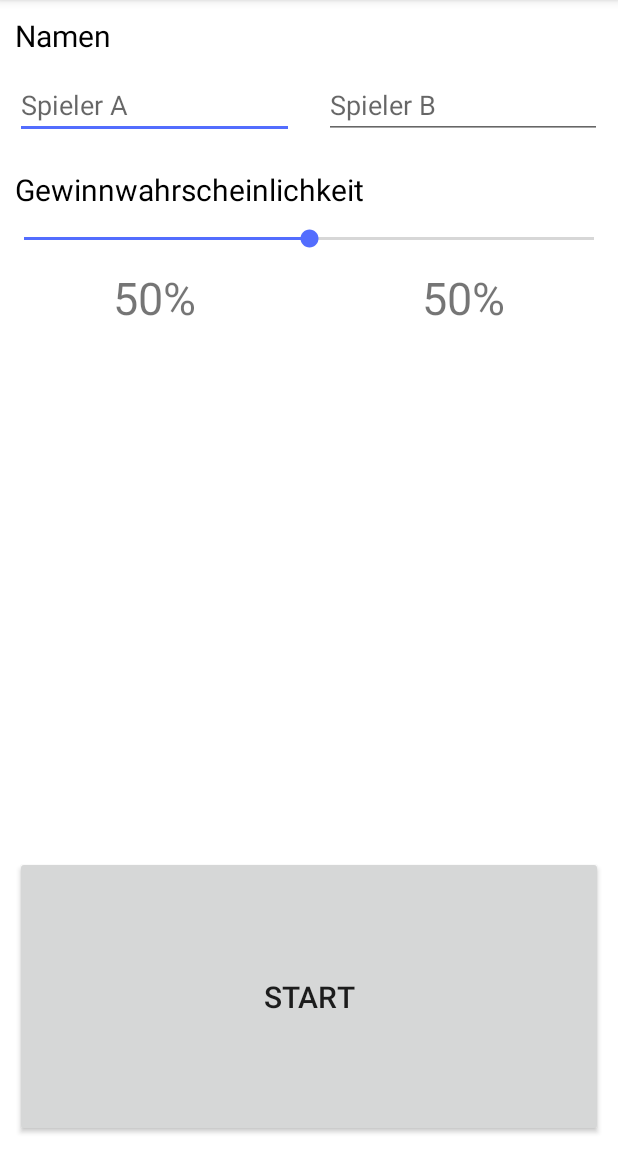
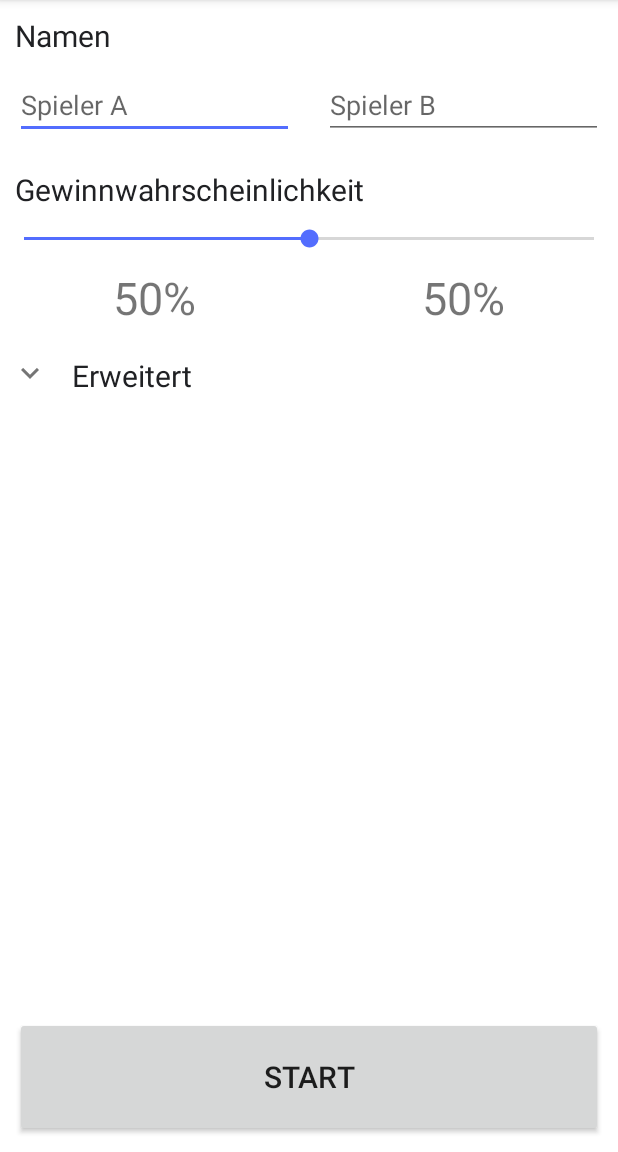
Before and after one commit to MDeiml/Richard, an Android app: the NewGameActivity screen opened directly, with no data from a screen before it, on a phone screen of 412 x 824 dp, the part 84-1236 px from its top. Run offline under Robolectric (Android 15) with nearby library versions, the phone set to English and light mode, and no system bars.

Commit message:
Advanced match options

```diff
--- a/app/src/main/java/com/mdeiml/richard/MarkovMatrix.java
+++ b/app/src/main/java/com/mdeiml/richard/MarkovMatrix.java
@@ -138,14 +138,8 @@ public class MarkovMatrix {
         return getPropabilities(r, q);
     }
 
-    public static int getMatchMatrixIndex(int setsI, int setsJ) {
-        switch(setsI+"-"+setsJ) {
-            case "0-0": return 0;
-            case "0-1": return 1;
-            case "1-0": return 2;
-            case "1-1": return 3;
-            default: throw new RuntimeException("FAIL");
-        }
+    public static int getMatchMatrixIndex(int setsI, int setsJ, int n) {
+        return setsI * n + setsJ;
     }
 
     public static int getSetMatrixIndex(int gamesI, int gamesJ) {
--- a/app/src/main/java/com/mdeiml/richard/Match.java
+++ b/app/src/main/java/com/mdeiml/richard/Match.java
@@ -205,8 +205,8 @@ public class Match {
             byte[] totalSets = totalSets();
             byte s1 = totalSets[0];
             byte s2 = totalSets[1];
-            double pm1 = s1 == 1 ? 1 : matM.getEntry(MarkovMatrix.getMatchMatrixIndex(s1+1, s2), 0);
-            double pm2 = s2 == 1 ? 0 : matM.getEntry(MarkovMatrix.getMatchMatrixIndex(s1, s2+1), 0);
+            double pm1 = s1 == 1 ? 1 : matM.getEntry(MarkovMatrix.getMatchMatrixIndex(s1+1, s2, numSets), 0);
+            double pm2 = s2 == 1 ? 0 : matM.getEntry(MarkovMatrix.getMatchMatrixIndex(s1, s2+1, numSets), 0);
             double ps = getCurrentSet().getWinProb(matG1, matG2, matT1, matT2, matMT1, matMT2, matS1, matS2);
             return (float)(ps * pm1 + (1 - ps) * pm2);
         }
--- a/app/src/main/java/com/mdeiml/richard/NewGameActivity.java
+++ b/app/src/main/java/com/mdeiml/richard/NewGameActivity.java
@@ -29,6 +29,9 @@ public class NewGameActivity extends AppCompatActivity {
     private AppCompatSeekBar matchProp;
     private TextView matchPropI;
     private TextView matchPropJ;
+    private View expandHeader;
+    private View advancedSettings;
+    private Spinner matchType;
 
     private SavedMatchesDbHelper dbHelper;
 
@@ -50,7 +53,12 @@ public class NewGameActivity extends AppCompatActivity {
         matchPropI = (TextView)findViewById(R.id.matchPropI);
         matchPropJ = (TextView)findViewById(R.id.matchPropJ);
         Toolbar toolbar = (Toolbar)findViewById(R.id.toolbar);
+        expandHeader = findViewById(R.id.expand_header);
+        advancedSettings = findViewById(R.id.advanced_settings);
+        matchType = (Spinner) findViewById(R.id.match_type);
+
         setSupportActionBar(toolbar);
+
         matchProp.setOnSeekBarChangeListener(new OnSeekBarChangeListener() {
             @Override
             public void onStartTrackingTouch(SeekBar p1) {
@@ -139,6 +147,24 @@ public class NewGameActivity extends AppCompatActivity {
             }
         });
 
+        expandHeader.setOnClickListener(new View.OnClickListener() {
+            public void onClick(View v) {
+                if (advancedSettings.getVisibility() == View.GONE) {
+                    advancedSettings.setVisibility(View.VISIBLE);
+                    advancedSettings.animate().setDuration(200).alpha(1.0f);
+                } else {
+                    advancedSettings.animate().setDuration(200).alpha(0.0f).withEndAction(new Runnable() {
+                        public void run() {
+                            advancedSettings.setVisibility(View.GONE);
+                        }
+                    });
+                }
+            }
+        });
+
+        ArrayAdapter matchTypeAdapter = new ArrayAdapter(this, android.R.layout.simple_spinner_item, new String[] { "Best of 3 - Matchtiebreak", "Best of 3", "Best of 5" });
+        matchTypeAdapter.setDropDownViewResource(android.R.layout.simple_spinner_dropdown_item);
+        matchType.setAdapter(matchTypeAdapter);
     }
 
     public void addElos(HashMap<String, Double> newElos) {
--- /dev/null
+++ b/app/src/main/res/drawable/chevron_down.xml
@@ -0,0 +1,8 @@
+<!-- drawable/chevron-down.xml -->
+<vector xmlns:android="http://schemas.android.com/apk/res/android"
+    android:height="24dp"
+    android:width="24dp"
+    android:viewportWidth="24"
+    android:viewportHeight="24">
+    <path android:fillColor="#000" android:pathData="M7.41,8.58L12,13.17L16.59,8.58L18,10L12,16L6,10L7.41,8.58Z" />
+</vector>
--- a/app/src/main/res/layout/newgame.xml
+++ b/app/src/main/res/layout/newgame.xml
@@ -11,39 +11,44 @@
         android:layout_width="fill_parent"
         android:layout_height="?attr/actionBarSize"/>
 
-    <TableLayout
+    <LinearLayout
+        android:orientation="vertical"
+        android:layout_weight="1"
         android:layout_width="fill_parent"
-        android:layout_height="0dp"
-        android:layout_weight="3"
-        android:stretchColumns="*">
+        android:layout_height="wrap_content">
         <TextView
             android:layout_width="fill_parent"
             android:layout_height="wrap_content"
             android:layout_marginLeft="10dp"
             android:layout_marginTop="10dp"
-            android:textColor="#000000"
+            android:textColor="@color/textHeading"
             android:text="@string/names"
             android:textSize="20sp" />
-        <TableRow>
+        <LinearLayout
+            android:orientation="horizontal"
+            android:layout_width="fill_parent"
+            android:layout_height="wrap_content">
             <AutoCompleteTextView
                 android:id="@+id/nameI"
-                android:layout_width="fill_parent"
+                android:layout_width="0dp"
                 android:layout_height="wrap_content"
                 android:layout_margin="10dp"
+                android:layout_weight="1"
                 android:hint="@string/player1Hint"/>
             <AutoCompleteTextView
                 android:id="@+id/nameJ"
-                android:layout_width="fill_parent"
+                android:layout_width="0dp"
                 android:layout_height="wrap_content"
                 android:layout_margin="10dp"
+                android:layout_weight="1"
                 android:hint="@string/player2Hint"/>
-        </TableRow>
+        </LinearLayout>
         <TextView
             android:layout_width="fill_parent"
             android:layout_height="wrap_content"
             android:layout_margin="10dp"
             android:layout_marginTop="20dp"
-            android:textColor="#000000"
+            android:textColor="@color/textHeading"
             android:text="@string/winprob"
             android:textSize="20sp" />
         <android.support.v7.widget.AppCompatSeekBar
@@ -52,30 +57,75 @@
             android:layout_height="wrap_content"
             android:max="100"
             android:progress="50" />
-        <TableRow>
+        <LinearLayout
+            android:orientation="horizontal"
+            android:layout_width="fill_parent"
+            android:layout_height="wrap_content">
             <TextView
                 android:id="@+id/matchPropI"
-                android:layout_width="fill_parent"
+                android:layout_width="0dp"
                 android:layout_height="wrap_content"
                 android:layout_margin="10dp"
+                android:layout_weight="1"
                 android:gravity="center"
                 android:text="50%"
                 android:textSize="30sp" />
             <TextView
                 android:id="@+id/matchPropJ"
+                android:layout_width="0dp"
+                android:layout_height="wrap_content"
+                android:layout_margin="10dp"
+                android:layout_weight="1"
+                android:gravity="center"
+                android:text="50%"
+                android:textSize="30sp" />
+        </LinearLayout>
+        <LinearLayout
+            android:id="@+id/expand_header"
+            android:clickable="true"
+            android:orientation="horizontal"
+            android:layout_width="fill_parent"
+            android:layout_height="wrap_content">
+            <ImageView
+                android:id="@+id/expand_button"
+                android:src="@drawable/ic_chevron_down_grey600_24dp"
+                android:layout_width="wrap_content"
+                android:layout_height="wrap_content"
+                android:layout_margin="8dp" />
+            <TextView
+                android:layout_width="fill_parent"
+                android:layout_height="wrap_content"
+                android:layout_gravity="center"
+                android:textColor="@color/textHeading"
+                android:text="Erweitert"
+                android:textSize="20sp"
+                android:layout_margin="8dp" />
+        </LinearLayout>
+        <LinearLayout
+            android:id="@+id/advanced_settings"
+            android:layout_width="fill_parent"
+            android:layout_height="wrap_content"
+            android:orientation="vertical"
+            android:alpha="0"
+            android:visibility="gone" >
+            <TextView
                 android:layout_width="fill_parent"
                 android:layout_height="wrap_content"
                 android:layout_margin="10dp"
-                android:gravity="center"
-                android:text="50%"
-                android:textSize="30sp" />
-        </TableRow>
-    </TableLayout>
+                android:layout_marginTop="20dp"
+                android:textColor="@color/textHeading"
+                android:text="Matchart"
+                android:textSize="20sp" />
+            <Spinner
+                android:id="@+id/match_type"
+                android:layout_width="wrap_content"
+                android:layout_height="wrap_content" />
+        </LinearLayout>
+    </LinearLayout>
     <Button
         android:id="@+id/start"
         android:layout_width="fill_parent"
-        android:layout_height="0dp"
-        android:layout_weight="1"
+        android:layout_height="80dp"
         android:layout_margin="10dp"
         android:textSize="20sp"
         android:text="@string/start" />
```
Also changed, not shown: app/src/main/res/drawable-hdpi/ic_chevron_down_grey600_24dp.png (added), app/src/main/res/drawable-mdpi/ic_chevron_down_grey600_24dp.png (added), app/src/main/res/drawable-xhdpi/ic_chevron_down_grey600_24dp.png (added), app/src/main/res/drawable-xxhdpi/ic_chevron_down_grey600_24dp.png (added), app/src/main/res/drawable-xxxhdpi/ic_chevron_down_grey600_24dp.png (added).
